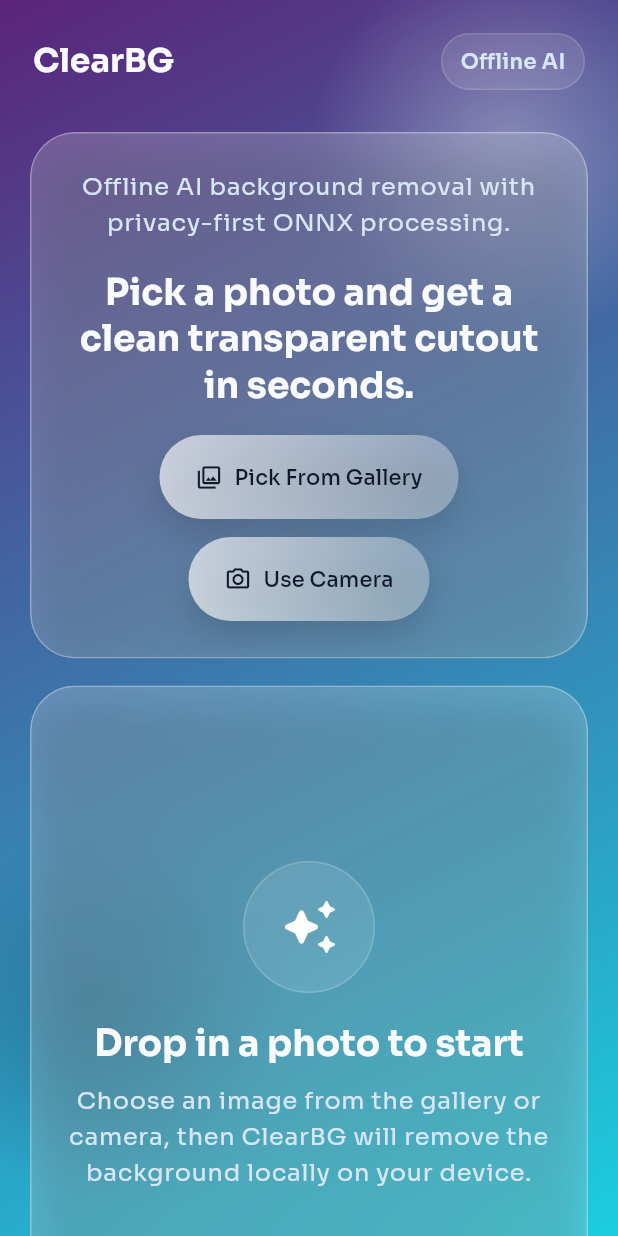
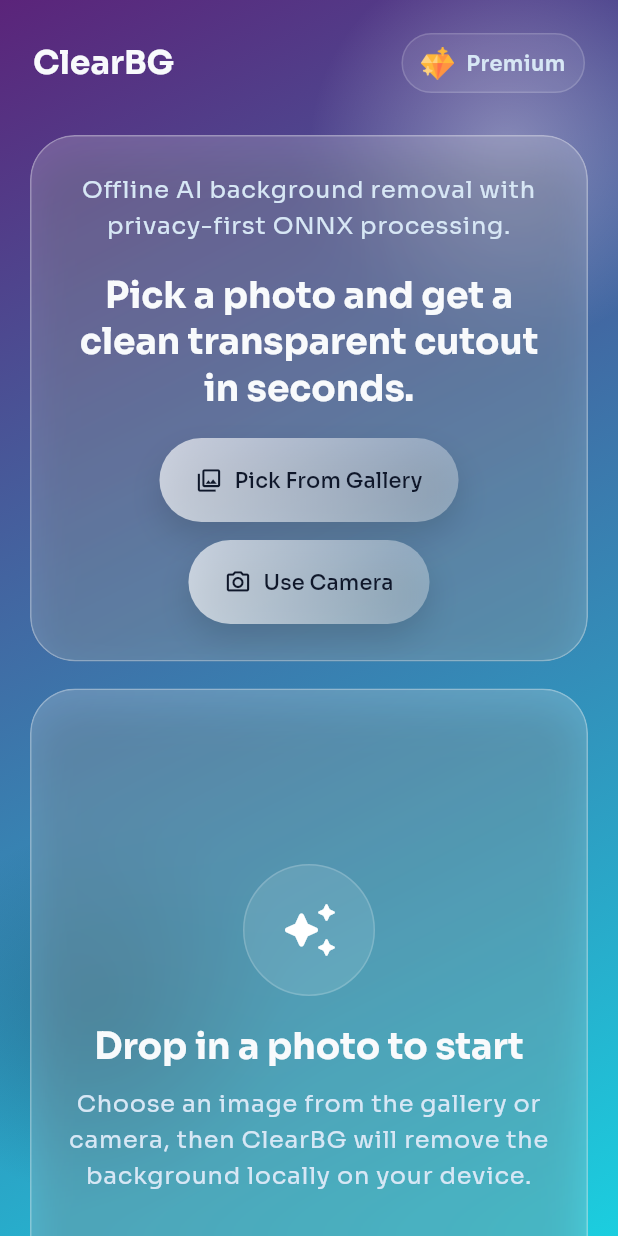
Before and after one commit to SurajChaurasia84/ClearBG, a Flutter app: the screen it shows after launch, on a phone screen of 412 x 824 dp. Run offline on Flutter 3.47's test engine with Material 3 defaults, Android fonts, the phone set to English and light mode, and no system bars; our stand-ins replace google_fonts, image_picker; missing offline and left inert: gal, image_background_remover.

Commit message:
added premium section with icon and clean UI

```diff
--- a/lib/src/presentation/screens/home_screen.dart
+++ b/lib/src/presentation/screens/home_screen.dart
@@ -258,16 +258,28 @@
         Container(
           padding: const EdgeInsets.symmetric(horizontal: 12, vertical: 8),
           decoration: BoxDecoration(
-            color: Colors.white.withValues(alpha: 0.10),
+            color: Colors.white.withValues(alpha: 0.08),
             borderRadius: BorderRadius.circular(999),
-            border: Border.all(color: Colors.white.withValues(alpha: 0.14)),
+            border: Border.all(color: Colors.white.withValues(alpha: 0.16)),
           ),
-          child: Text(
-            'Offline AI',
-            style: Theme.of(context).textTheme.bodyMedium?.copyWith(
-              color: AppTheme.textSecondary,
-              fontWeight: FontWeight.w600,
-            ),
+          child: Row(
+            mainAxisSize: MainAxisSize.min,
+            children: [
+              Image.asset(
+                'assets/premium.png',
+                width: 22,
+                height: 22,
+                fit: BoxFit.contain,
+              ),
+              const SizedBox(width: 8),
+              Text(
+                'Premium',
+                style: Theme.of(context).textTheme.bodyMedium?.copyWith(
+                  color: AppTheme.textSecondary,
+                  fontWeight: FontWeight.w600,
+                ),
+              ),
+            ],
           ),
         ),
       ],
--- a/pubspec.yaml
+++ b/pubspec.yaml
@@ -55,3 +55,5 @@
 # The following section is specific to Flutter packages.
 flutter:
   uses-material-design: true
+  assets:
+    - assets/premium.png
```
